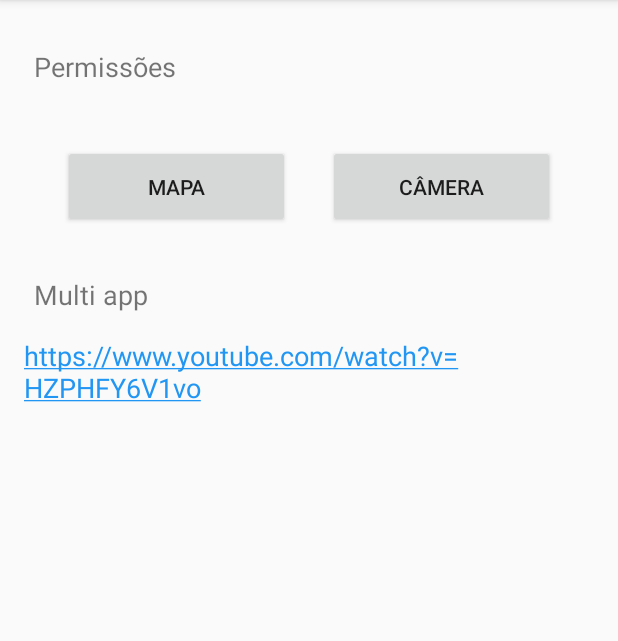
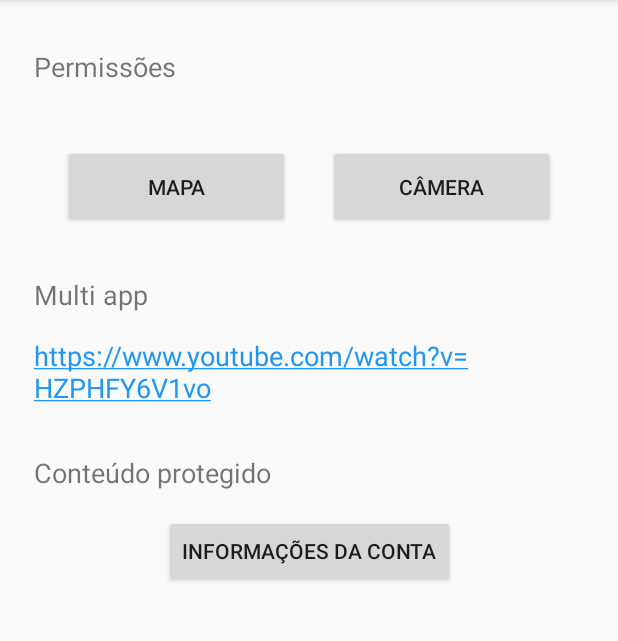
Before and after one commit to mbs8/android-security-best-practices, an Android app: the screen it shows after launch (MainActivity), on a phone screen of 412 x 824 dp, the part 84-725 px from its top. Run offline under Robolectric (Android 15) with nearby library versions, the phone set to English and light mode, and no system bars.

Commit message:
Cria a tela de informações da conta; Requisita a confirmação de senha do usuário para acessar as informações da conta.

```diff
--- a/SecurityApp/app/src/main/AndroidManifest.xml
+++ b/SecurityApp/app/src/main/AndroidManifest.xml
@@ -9,7 +9,8 @@
         android:roundIcon="@mipmap/ic_launcher_round"
         android:supportsRtl="true"
         android:theme="@style/AppTheme">
-        <activity android:name=".CameraActivity"></activity>
+        <activity android:name=".UserInfoActivity"></activity>
+        <activity android:name=".CameraActivity" />
         <activity android:name=".MapActivity" />
         <activity android:name=".MainActivity">
             <intent-filter>
--- a/SecurityApp/app/src/main/res/layout/activity_main.xml
+++ b/SecurityApp/app/src/main/res/layout/activity_main.xml
@@ -5,6 +5,16 @@
     android:layout_width="match_parent"
     android:layout_height="match_parent"
     tools:context=".MainActivity">
+
+    <TextView
+        android:id="@+id/protectTextView"
+        android:layout_width="wrap_content"
+        android:layout_height="wrap_content"
+        android:layout_marginTop="32dp"
+        android:text="Conteúdo protegido"
+        android:textSize="18sp"
+        app:layout_constraintStart_toStartOf="@+id/textView"
+        app:layout_constraintTop_toBottomOf="@+id/youtubeLink" />
 
     <Button
         android:id="@+id/cameraButton"
@@ -62,8 +72,6 @@
         android:id="@+id/youtubeLink"
         android:layout_width="0dp"
         android:layout_height="wrap_content"
-        android:layout_marginStart="16dp"
-        android:layout_marginLeft="16dp"
         android:layout_marginTop="16dp"
         android:layout_marginEnd="16dp"
         android:layout_marginRight="16dp"
@@ -74,7 +82,18 @@
         android:textIsSelectable="true"
         android:textSize="18sp"
         app:layout_constraintEnd_toEndOf="parent"
-        app:layout_constraintStart_toStartOf="parent"
+        app:layout_constraintStart_toStartOf="@+id/textView2"
         app:layout_constraintTop_toBottomOf="@+id/textView2" />
 
+    <Button
+        android:id="@+id/protectButton"
+        android:layout_width="wrap_content"
+        android:layout_height="wrap_content"
+        android:layout_marginTop="16dp"
+        android:text="Informações da conta"
+        app:layout_constraintEnd_toEndOf="parent"
+        app:layout_constraintHorizontal_bias="0.5"
+        app:layout_constraintStart_toStartOf="parent"
+        app:layout_constraintTop_toBottomOf="@+id/protectTextView" />
+
 </androidx.constraintlayout.widget.ConstraintLayout>
--- a/SecurityApp/app/src/main/res/values/strings.xml
+++ b/SecurityApp/app/src/main/res/values/strings.xml
@@ -2,4 +2,7 @@
     <string name="app_name">SecurityApp</string>
     <string name="link"><u>https://www.youtube.com/watch?v=HZPHFY6V1vo</u></string>
     <string name="appChooserTitle">Abrir com</string>
+    <string name="pinTitle">Confirme sua senha</string>
+    <string name="pinMsg">É necessário confirmar sua identidade para permitir o acesso às
+        configurações do usuário.</string>
 </resources>
```
Also changed, not shown: SecurityApp/app/src/main/java/com/example/securityapp/MainActivity.kt (+36 -1 lines), SecurityApp/app/src/main/java/com/example/securityapp/UserInfoActivity.kt (added, +13 -0 lines), SecurityApp/app/src/main/res/layout/activity_user_info.xml (added, +61 -0 lines).
